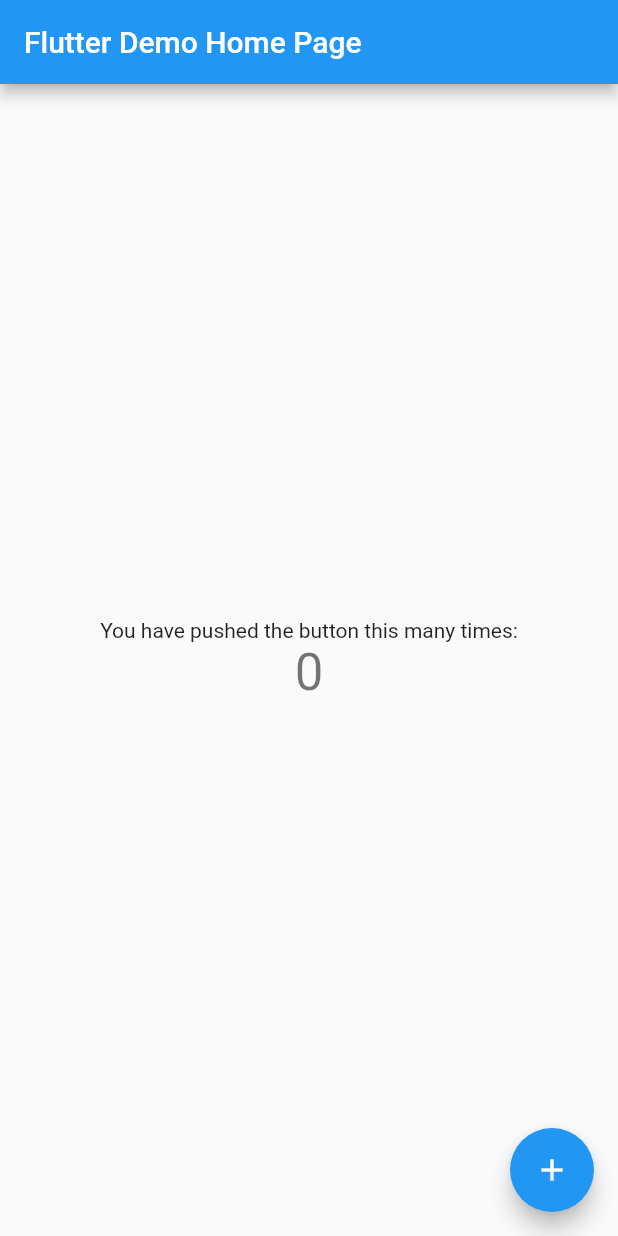
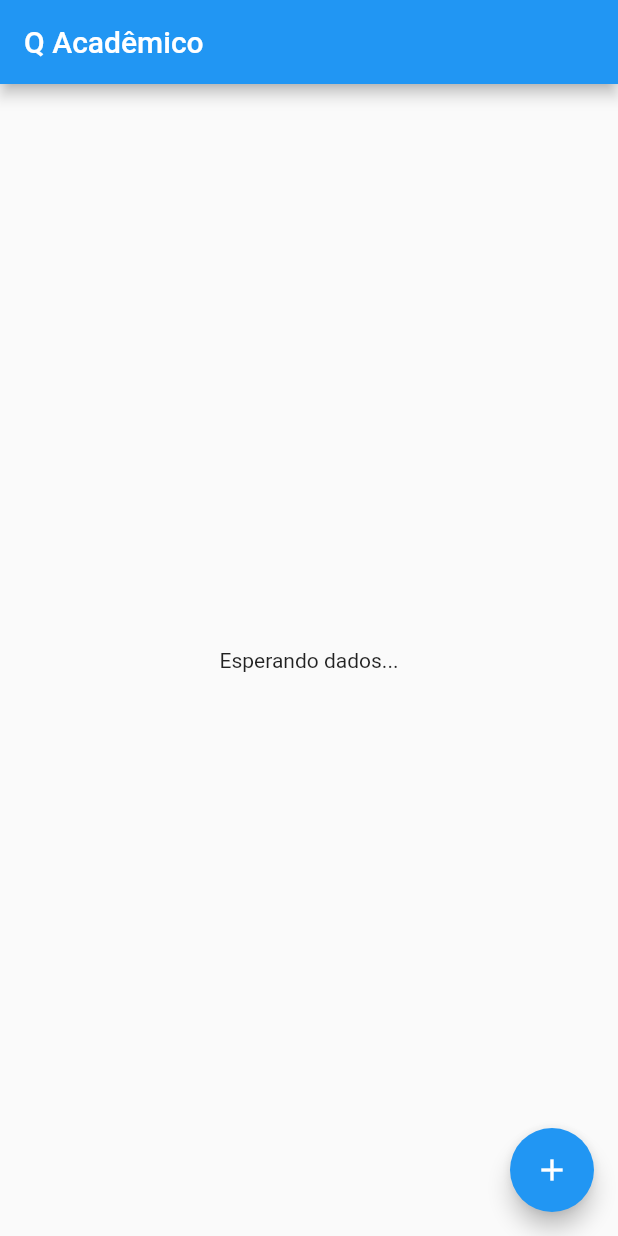
Before and after one commit to NitoBa/q-academico, a Flutter app: the screen it shows after launch, on a phone screen of 412 x 824 dp. Run offline on Flutter 3.47's test engine with Material 2 defaults, Android fonts, the phone set to English and light mode, and no system bars; our stand-ins replace cloud_firestore, firebase_core; accounts and stored records are empty.

Commit message:
configurando banco de dados firebase

```diff
--- a/lib/main.dart
+++ b/lib/main.dart
@@ -1,111 +1,42 @@
 import 'package:flutter/material.dart';
+import 'package:q_academico/src/pages/home/homepage.dart';
+import 'package:cloud_firestore/cloud_firestore.dart';
+import 'package:firebase_core/firebase_core.dart';
 
-void main() => runApp(MyApp());
+Future main() async{
+  runApp(MyApp());
+  final FirebaseApp app = await FirebaseApp.configure(
+    name: "Q Academico",
+    options: FirebaseOptions(
+      googleAppID: "1:134046119933:android:6a6f3d730d2081f1290b94",
+      gcmSenderID: "134046119933",
+      apiKey: "AIzaSyCcIx7SwF1vQ1bI6MJNwkEn544C-L7DO4c",
+      projectID: "q-academico",
+      storageBucket: "q-academico.appspot.com",
+      clientID: "134046119933-ur929h3e38vhm5ffu0g33cal8lkfq59f.apps.googleusercontent.com",
+      bundleID: "com.nitoba.qacademico.q_academico",
+
+    )
+  );
+
+  var firestore = Firestore(app: app);
+  firestore.settings(
+    persistenceEnabled: true,
+  );
+}
 
 class MyApp extends StatelessWidget {
   // This widget is the root of your application.
   @override
   Widget build(BuildContext context) {
     return MaterialApp(
-      title: 'Flutter Demo',
+      debugShowCheckedModeBanner: false,
+      title: 'Q-Acadêmico',
       theme: ThemeData(
-        // This is the theme of your application.
-        //
-        // Try running your application with "flutter run". You'll see the
-        // application has a blue toolbar. Then, without quitting the app, try
-        // changing the primarySwatch below to Colors.green and then invoke
-        // "hot reload" (press "r" in the console where you ran "flutter run",
-        // or simply save your changes to "hot reload" in a Flutter IDE).
-        // Notice that the counter didn't reset back to zero; the application
-        // is not restarted.
+
         primarySwatch: Colors.blue,
       ),
-      home: MyHomePage(title: 'Flutter Demo Home Page'),
+      home: MyHomePage(),
     );
   }
 }
-
-class MyHomePage extends StatefulWidget {
-  MyHomePage({Key key, this.title}) : super(key: key);
-
-  // This widget is the home page of your application. It is stateful, meaning
-  // that it has a State object (defined below) that contains fields that affect
-  // how it looks.
-
-  // This class is the configuration for the state. It holds the values (in this
-  // case the title) provided by the parent (in this case the App widget) and
-  // used by the build method of the State. Fields in a Widget subclass are
-  // always marked "final".
-
-  final String title;
-
-  @override
-  _MyHomePageState createState() => _MyHomePageState();
-}
-
-class _MyHomePageState extends State<MyHomePage> {
-  int _counter = 0;
-
-  void _incrementCounter() {
-    setState(() {
-      // This call to setState tells the Flutter framework that something has
-      // changed in this State, which causes it to rerun the build method below
-      // so that the display can reflect the updated values. If we changed
-      // _counter without calling setState(), then the build method would not be
-      // called again, and so nothing would appear to happen.
-      _counter++;
-    });
-  }
-
-  @override
-  Widget build(BuildContext context) {
-    // This method is rerun every time setState is called, for instance as done
-    // by the _incrementCounter method above.
-    //
-    // The Flutter framework has been optimized to make rerunning build methods
-    // fast, so that you can just rebuild anything that needs updating rather
-    // than having to individually change instances of widgets.
-    return Scaffold(
-      appBar: AppBar(
-        // Here we take the value from the MyHomePage object that was created by
-        // the App.build method, and use it to set our appbar title.
-        title: Text(widget.title),
-      ),
-      body: Center(
-        // Center is a layout widget. It takes a single child and positions it
-        // in the middle of the parent.
-        child: Column(
-          // Column is also a layout widget. It takes a list of children and
-          // arranges them vertically. By default, it sizes itself to fit its
-          // children horizontally, and tries to be as tall as its parent.
-          //
-          // Invoke "debug painting" (press "p" in the console, choose the
-          // "Toggle Debug Paint" action from the Flutter Inspector in Android
-          // Studio, or the "Toggle Debug Paint" command in Visual Studio Code)
-          // to see the wireframe for each widget.
-          //
-          // Column has various properties to control how it sizes itself and
-          // how it positions its children. Here we use mainAxisAlignment to
-          // center the children vertically; the main axis here is the vertical
-          // axis because Columns are vertical (the cross axis would be
-          // horizontal).
-          mainAxisAlignment: MainAxisAlignment.center,
-          children: <Widget>[
-            Text(
-              'You have pushed the button this many times:',
-            ),
-            Text(
-              '$_counter',
-              style: Theme.of(context).textTheme.display1,
-            ),
-          ],
-        ),
-      ),
-      floatingActionButton: FloatingActionButton(
-        onPressed: _incrementCounter,
-        tooltip: 'Increment',
-        child: Icon(Icons.add),
-      ), // This trailing comma makes auto-formatting nicer for build methods.
-    );
-  }
-}
--- /dev/null
+++ b/lib/src/pages/home/homepage.dart
@@ -0,0 +1,52 @@
+import 'package:flutter/material.dart';
+import 'package:cloud_firestore/cloud_firestore.dart';
+
+class MyHomePage extends StatefulWidget {
+  @override
+  _MyHomePageState createState() => _MyHomePageState();
+}
+
+class _MyHomePageState extends State<MyHomePage> {
+
+  CollectionReference userRef = Firestore.instance.collection("Users").reference();
+
+  String id = "Esperando dados...";
+
+  void addUser(){
+
+  var usuario = {
+    "nome":"Pedro",
+    "sobrenome": "Alves",
+    "idade": 20,
+    "telefones":{
+      "principal":"3224-4458",
+      "celular":"99595-8498",
+    }
+  };
+  userRef.add(usuario).then((val){
+    print(val.firestore.document(val.documentID));
+  });
+}
+
+
+
+  @override
+  Widget build(BuildContext context){
+    return Scaffold(
+      appBar: AppBar(
+        title: Text("Q Acadêmico"),
+      ),
+      body: Center(child: Text(id)),
+      floatingActionButton: FloatingActionButton(
+        child: Icon(Icons.add),
+        onPressed: (){
+          setState(() {
+            addUser();
+            id = userRef.id;
+          });
+
+        },
+      ),
+    );
+  }
+}
--- a/pubspec.yaml
+++ b/pubspec.yaml
@@ -23,10 +23,16 @@ dependencies:
   # The following adds the Cupertino Icons font to your application.
   # Use with the CupertinoIcons class for iOS style icons.
   cupertino_icons: ^0.1.2
+  mobx: ^0.4.0+1
+  flutter_mobx: ^0.3.6
+  font_awesome_flutter: ^8.5.0
+  cloud_firestore: ^0.13.0+1
 
 dev_dependencies:
   flutter_test:
     sdk: flutter
+  mobx_codegen: ^0.4.1
+  build_runner: ^1.7.3
 
 
 # For information on the generic Dart part of this file, see the
```
Also changed, not shown: pubspec.lock, 3 other files.
